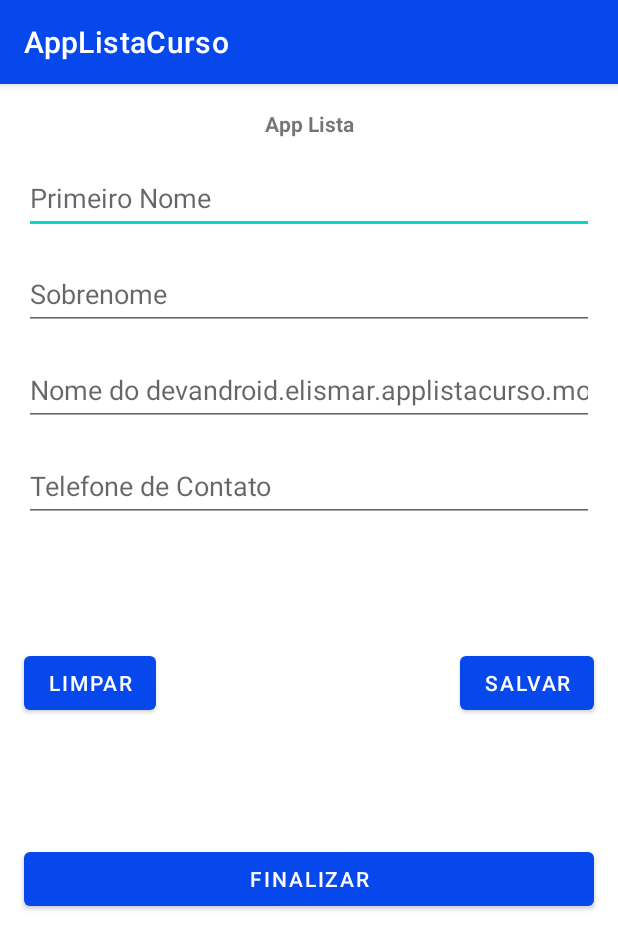
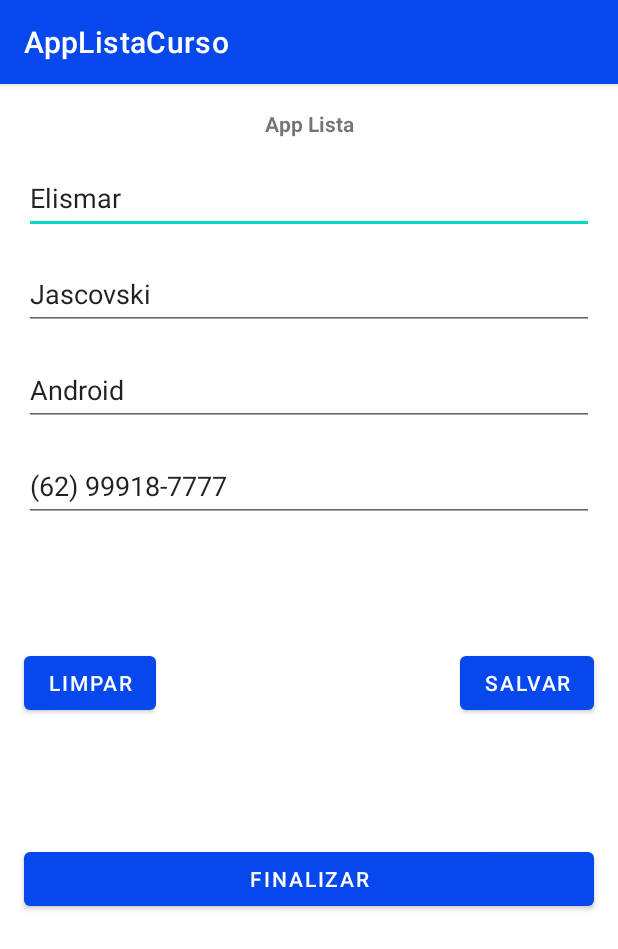
Before and after one commit to elismarjascovski/Curso-Desenvolvimento-Android, an Android app: the screen it shows after launch (MainActivity), on a phone screen of 412 x 824 dp. Shown: the top 949 px of the screen. Run offline under Robolectric (Android 15) with nearby library versions, the phone set to English and light mode, and no system bars.

Commit message:
alterações

```diff
--- a/AppListaCurso/app/src/main/java/devandroid/elismar/applistacurso/view/MainActivity.java
+++ b/AppListaCurso/app/src/main/java/devandroid/elismar/applistacurso/view/MainActivity.java
@@ -4,6 +4,10 @@ import androidx.appcompat.app.AppCompatActivity;
 
 import android.os.Bundle;
 import android.util.Log;
+import android.view.View;
+import android.widget.Button;
+import android.widget.EditText;
+import android.widget.Toast;
 
 import devandroid.elismar.applistacurso.R;
 import devandroid.elismar.applistacurso.model.Pessoa;
@@ -11,7 +15,13 @@ import devandroid.elismar.applistacurso.model.Pessoa;
 public class MainActivity extends AppCompatActivity {
 
     Pessoa pessoa;
-    String dadosPessoa;
+    EditText editPrimeiroNome;
+    EditText editSobrenome;
+    EditText editCurso;
+    EditText editTelefone;
+    Button btnLimpar;
+    Button btnSalvar;
+    Button btnFinalizar;
 
     @Override
     protected void onCreate(Bundle savedInstanceState) {
@@ -22,20 +32,49 @@ public class MainActivity extends AppCompatActivity {
         pessoa.setPrimeiroNome("Elismar");
         pessoa.setSobrenome("Jascovski");
         pessoa.setCursoDesejado("Android");
-        pessoa.setTelefoneContato("(62)-99918-7777");
+        pessoa.setTelefoneContato("(62) 99918-7777");
 
-        dadosPessoa = "Primeiro nome: ";
-        dadosPessoa += pessoa.getPrimeiroNome();
-        dadosPessoa += " Sobrenome: ";
-        dadosPessoa += pessoa.getSobrenome();
-        dadosPessoa += " Curso Desejado: ";
-        dadosPessoa += pessoa.getCursoDesejado();
-        dadosPessoa += " Telefone: ";
-        dadosPessoa += pessoa.getTelefoneContato();
+        editPrimeiroNome = findViewById(R.id.editPrimeiroNome);
+        editSobrenome = findViewById(R.id.editSobrenome);
+        editTelefone = findViewById(R.id.editTelefone);
+        editCurso = findViewById(R.id.editCurso);
 
-        Log.i("POOAndroid", pessoa.toString());
+        btnLimpar = findViewById(R.id.btnLimpar);
+        btnSalvar = findViewById(R.id.btnSalvar);
+        btnFinalizar = findViewById(R.id.btnFinalizar);
 
-        int parada = 0;
+        editPrimeiroNome.setText(pessoa.getPrimeiroNome());
+        editSobrenome.setText(pessoa.getSobrenome());
+        editCurso.setText(pessoa.getCursoDesejado());
+        editTelefone.setText(pessoa.getTelefoneContato());
+
+        btnLimpar.setOnClickListener(new View.OnClickListener() {
+            @Override
+            public void onClick(View v) {
+                editPrimeiroNome.setText("");
+                editSobrenome.setText("");
+                editCurso.setText("");
+                editTelefone.setText("");
+            }
+        });
+
+        btnSalvar.setOnClickListener(new View.OnClickListener() {
+            @Override
+            public void onClick(View v) {
+                pessoa.setPrimeiroNome(editPrimeiroNome.getText().toString());
+                pessoa.setSobrenome(editSobrenome.getText().toString());
+                pessoa.setCursoDesejado(editCurso.getText().toString());
+                pessoa.setTelefoneContato(editTelefone.getText().toString());
+            }
+        });
+
+        btnFinalizar.setOnClickListener(new View.OnClickListener() {
+            @Override
+            public void onClick(View v) {
+                Toast.makeText(MainActivity.this, "Volte sempre", Toast.LENGTH_LONG).show();
+                finish();
+            }
+        });
 
     }
 }
```
